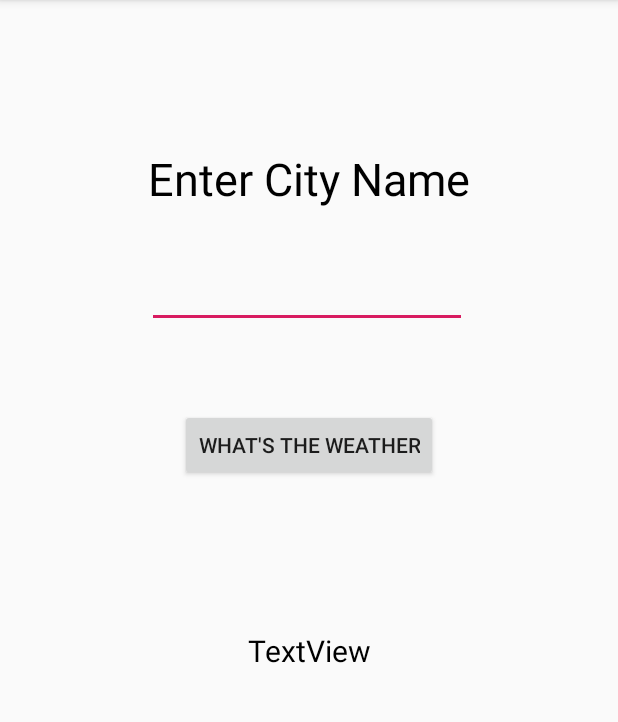
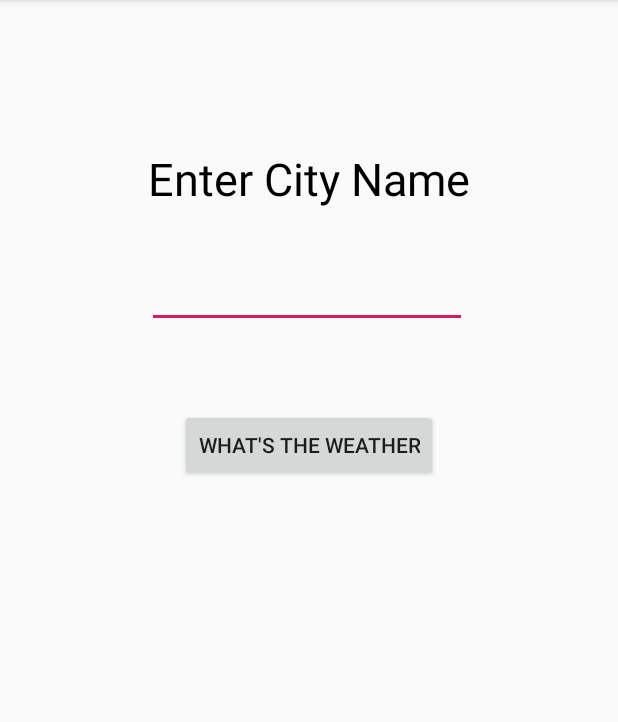
Before and after one commit to ivabby/WeatherAppJSONDemo, an Android app: the screen it shows after launch (MainActivity), on a phone screen of 412 x 824 dp, the part 84-806 px from its top. Run offline under Robolectric (Android 15) with nearby library versions, the phone set to English and light mode, and no system bars.

Commit message:
Minor UI Changes

```diff
--- a/app/src/main/java/com/example/weatherappjsondemo/MainActivity.java
+++ b/app/src/main/java/com/example/weatherappjsondemo/MainActivity.java
@@ -64,7 +64,7 @@ public class MainActivity extends AppCompatActivity {
             String description = jsonObject.getString("description");
             Log.d("weather" , description);
 
-            this.weather.setText(description);
+            this.weather.setText("It is " + description + " in " + cityName.getText().toString());
         } catch (Exception e){
             Log.d("error" , e.toString());
         }
--- a/app/src/main/res/layout/activity_main.xml
+++ b/app/src/main/res/layout/activity_main.xml
@@ -52,7 +52,6 @@
         android:layout_width="wrap_content"
         android:layout_height="wrap_content"
         android:layout_margin="30dp"
-        android:text="TextView"
         android:textColor="#000000"
         android:textSize="20sp"
         app:layout_constraintBottom_toBottomOf="parent"
```
